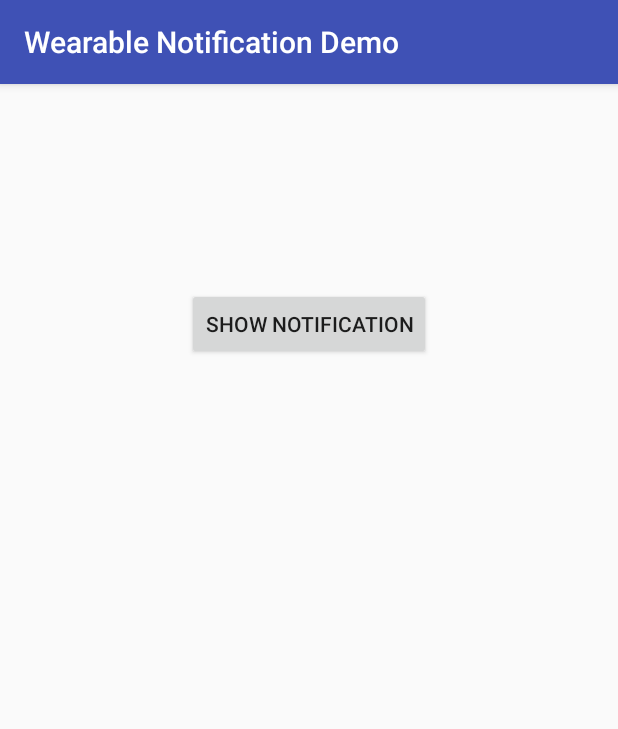
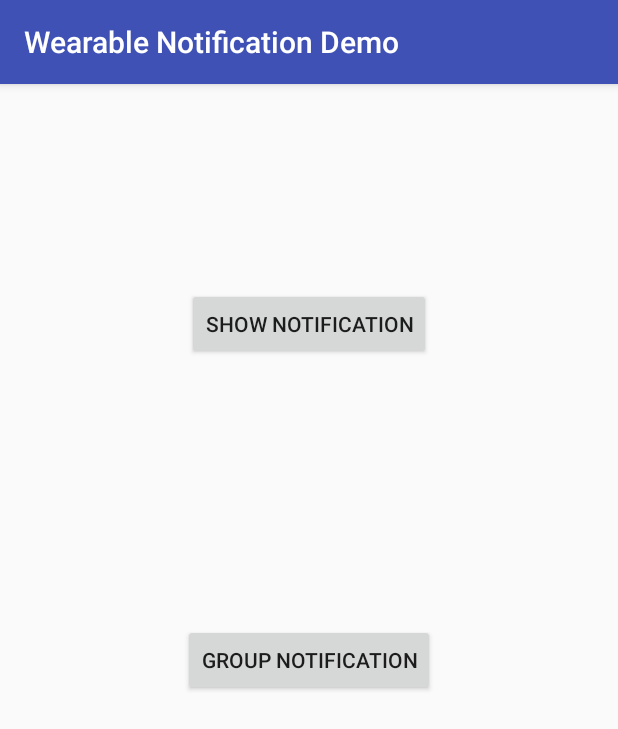
Before and after one commit to kevalpatel2106/android-samples, an Android app: the screen it shows after launch (MainActivity), after a tap on "SHOW NOTIFICATION", on a phone screen of 412 x 824 dp. Shown: the top 729 px of the screen. Run offline under Robolectric (Android 15) with nearby library versions, the phone set to English and light mode, and no system bars.

Commit message:
Wearable Notification: Adding groups and pages to the notification

```diff
--- a/Wearable Notification/app/src/main/java/sample/kevalpatel2106/com/myapplication/MainActivity.java
+++ b/Wearable Notification/app/src/main/java/sample/kevalpatel2106/com/myapplication/MainActivity.java
@@ -19,7 +19,23 @@ public class MainActivity extends AppCompatActivity {
                         "You can test this notification on the android wear device and also you " +
                                 "can replay to the notification using voice input. " +
                                 "But if you are using android wear emulator, you have " +
-                                "to type the replay manually.");
+                                "to type the replay manually.", false);
+            }
+        });
+
+        findViewById(R.id.button2).setOnClickListener(new View.OnClickListener() {
+            @Override
+            public void onClick(View view) {
+                //Assign multiple notifications to see groupings of the notification
+                //on wearable
+                for (int i = 0; i < 4; i++) {
+                    WearableNotification.notify(MainActivity.this,
+                            "This notification(" + i + ") is on your android wear.",
+                            "You can test this notification on the android wear device and also you " +
+                                    "can replay to the notification using voice input. " +
+                                    "But if you are using android wear emulator, you have " +
+                                    "to type the replay manually.", i == 3);
+                }
             }
         });
     }
--- a/Wearable Notification/app/src/main/java/sample/kevalpatel2106/com/myapplication/WearableNotification.java
+++ b/Wearable Notification/app/src/main/java/sample/kevalpatel2106/com/myapplication/WearableNotification.java
@@ -24,6 +24,8 @@ public class WearableNotification {
      */
     private static final String NOTIFICATION_TAG = "NewMessage";
 
+    private static final String GROUP_NOTIFICATION_KEY = "group_notification";
+
     /**
      * This is the unique identifier for the remote input on the android wear device.
      */
@@ -34,7 +36,8 @@ public class WearableNotification {
      */
     public static void notify(final Context context,
                               final String title,
-                              final String bigText) {
+                              final String bigText,
+                              boolean groupNotification) {
         final Resources res = context.getResources();
 
 
@@ -109,18 +112,63 @@ public class WearableNotification {
                 .addRemoteInput(remoteInput)    //add remote voice input
                 .build();
 
+        //Create pages and display them into the wear device notifications. This pages will never appear on phone.
+        //Page 2
+        Notification secondPagNotification = new NotificationCompat
+                .Builder(context)
+                .setStyle(new NotificationCompat.BigTextStyle()
+                        .setBigContentTitle("Page 2")
+                        .setBigContentTitle("A lot of text for page 2..."))
+                .build();
+        //Page 3
+        Notification thirdPagNotification = new NotificationCompat
+                .Builder(context)
+                .setStyle(new NotificationCompat.BigTextStyle()
+                        .setBigContentTitle("Page 3")
+                        .setBigContentTitle("A lot of text for page 3..."))
+                .build();
+
         //Create WearableExtender object
         NotificationCompat.WearableExtender wearableExtender = new NotificationCompat.WearableExtender()
+                //Add wearable actions
                 .addAction(wearReplay)
+
+                //set all the pages
+                .addPage(secondPagNotification)
+                .addPage(thirdPagNotification)
+
+                //set the custom icon background
                 .setHintHideIcon(true)                  //Do not display phone's notification large icon
-                .setBackground(BitmapFactory.decodeResource(res, R.drawable.example_picture));  //set the custom icon background
+                .setBackground(BitmapFactory.decodeResource(res, R.drawable.example_picture));
 
 
         //Add the wearable extend to the notification
         builder.extend(wearableExtender);
+        builder.setGroup(GROUP_NOTIFICATION_KEY);       //Set the unique key to group notification on wear
 
         //display the notification
         notify(context, builder.build());
+
+        //Create summary notification to display the summary for group of the notification.
+        if (groupNotification) {
+            Notification summaryNotification = new NotificationCompat.Builder(context)
+                    .setContentTitle("4 new messages")
+                    .setPriority(NotificationCompat.PRIORITY_HIGH)                                      //Set the priority.
+                    .setSmallIcon(R.drawable.ic_notification_small)                                     //Small icon to display
+                    .setLargeIcon(BitmapFactory.decodeResource(res, R.drawable.example_picture))
+                    .setStyle(new NotificationCompat.InboxStyle()
+                            .addLine("Title 1")
+                            .addLine("Title 2")
+                            .addLine("Title 3")
+                            .addLine("Title 4")
+                            .setSummaryText("Total 4 messages"))
+                    .setGroup(GROUP_NOTIFICATION_KEY)
+                    .setGroupSummary(true)  //This indicates, this is not the normal notification. This is summary notification
+                    .build();
+
+            //display the notification
+            notify(context, summaryNotification);
+        }
     }
 
     @TargetApi(Build.VERSION_CODES.ECLAIR)
@@ -128,24 +176,9 @@ public class WearableNotification {
         final NotificationManager nm = (NotificationManager) context
                 .getSystemService(Context.NOTIFICATION_SERVICE);
         if (Build.VERSION.SDK_INT >= Build.VERSION_CODES.ECLAIR) {
-            nm.notify(NOTIFICATION_TAG, 0, notification);
+            nm.notify(NOTIFICATION_TAG, (int) System.currentTimeMillis(), notification);
         } else {
             nm.notify(NOTIFICATION_TAG.hashCode(), notification);
         }
     }
-
-    /**
-     * Cancels any notifications of this type previously shown using
-     * {@link #notify(Context, String, String)}.
-     */
-    @TargetApi(Build.VERSION_CODES.ECLAIR)
-    public static void cancel(final Context context) {
-        final NotificationManager nm = (NotificationManager) context
-                .getSystemService(Context.NOTIFICATION_SERVICE);
-        if (Build.VERSION.SDK_INT >= Build.VERSION_CODES.ECLAIR) {
-            nm.cancel(NOTIFICATION_TAG, 0);
-        } else {
-            nm.cancel(NOTIFICATION_TAG.hashCode());
-        }
-    }
 }
--- a/Wearable Notification/app/src/main/java/sample/kevalpatel2106/com/myapplication/WearableReplayActivity.java
+++ b/Wearable Notification/app/src/main/java/sample/kevalpatel2106/com/myapplication/WearableReplayActivity.java
@@ -28,8 +28,6 @@ public class WearableReplayActivity extends AppCompatActivity {
 
         Toast.makeText(this, replayString, Toast.LENGTH_LONG).show();
 
-        WearableNotification.cancel(this);
-
         finish();
     }
 }
--- a/Wearable Notification/app/src/main/res/layout/activity_main.xml
+++ b/Wearable Notification/app/src/main/res/layout/activity_main.xml
@@ -18,4 +18,12 @@
         android:layout_centerHorizontal="true"
         android:layout_marginTop="120dp"
         android:id="@+id/button"/>
+
+    <Button
+        android:text="Group Notification"
+        android:layout_width="wrap_content"
+        android:layout_height="wrap_content"
+        android:layout_centerVertical="true"
+        android:layout_centerHorizontal="true"
+        android:id="@+id/button2"/>
 </RelativeLayout>
```
